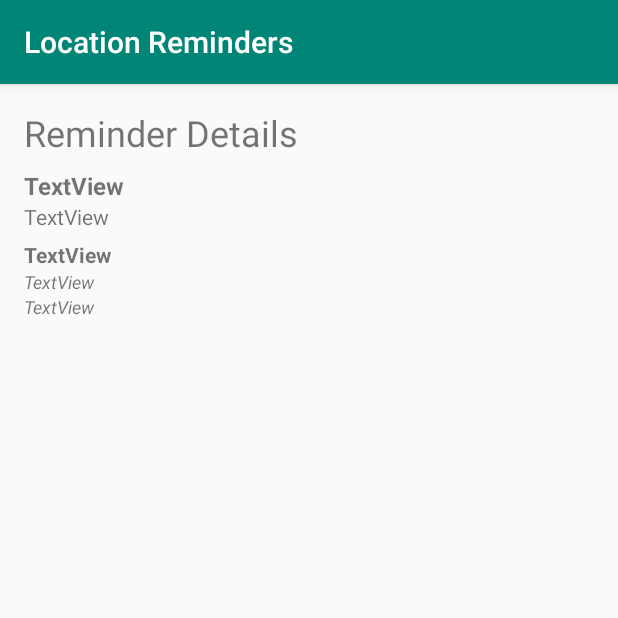
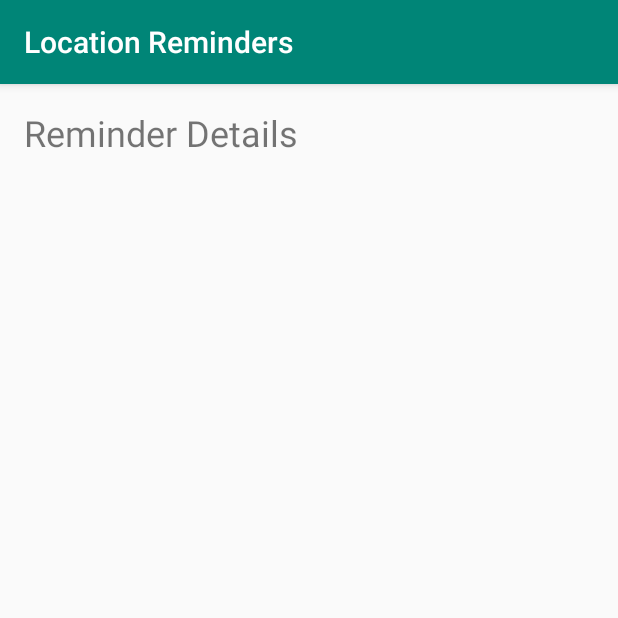
Before and after one commit to apigeoneer/app_Location_Reminder, an Android app: the ReminderDescriptionActivity screen opened directly, with no data from a screen before it, on a phone screen of 412 x 824 dp, the top half of it. Run offline under Robolectric (Android 15) with nearby library versions, the phone set to English and light mode, and no system bars; our stand-ins replace data binding.

Commit message:
minor changes

```diff
--- a/app/src/main/res/layout/activity_authentication.xml
+++ b/app/src/main/res/layout/activity_authentication.xml
@@ -24,7 +24,7 @@
             android:layout_width="0dp"
             android:layout_height="wrap_content"
             android:background="#9C27B0"
-            android:text="Login"
+            android:text="@string/login"
             android:textColor="@color/white"
             app:layout_constraintBottom_toBottomOf="parent"
             app:layout_constraintEnd_toEndOf="parent"
--- a/app/src/main/res/layout/activity_reminder_description.xml
+++ b/app/src/main/res/layout/activity_reminder_description.xml
@@ -22,14 +22,14 @@
             android:layout_width="match_parent"
             android:layout_height="wrap_content"
             android:paddingBottom="8dp"
-            android:text="Reminder Details"
+            android:text="@string/reminder_details"
             android:textSize="24sp" />
 
         <TextView
             android:id="@+id/title_tv"
             android:layout_width="match_parent"
             android:layout_height="wrap_content"
-            android:text="TextView"
+            android:text=""
             android:textSize="16sp"
             android:textStyle="bold" />
 
@@ -37,21 +37,21 @@
             android:id="@+id/desc_tv"
             android:layout_width="match_parent"
             android:layout_height="wrap_content"
-            android:text="TextView" />
+            android:text="" />
 
         <TextView
             android:id="@+id/location_tv"
             android:layout_width="match_parent"
             android:layout_height="wrap_content"
             android:layout_marginTop="6dp"
-            android:text="TextView"
+            android:text=""
             android:textStyle="bold" />
 
         <TextView
             android:id="@+id/latitude_tv"
             android:layout_width="match_parent"
             android:layout_height="wrap_content"
-            android:text="TextView"
+            android:text=""
             android:textSize="12sp"
             android:textStyle="italic" />
 
@@ -59,7 +59,7 @@
             android:id="@+id/longitude_tv"
             android:layout_width="match_parent"
             android:layout_height="wrap_content"
-            android:text="TextView"
+            android:text=""
             android:textSize="12sp"
             android:textStyle="italic" />
     </LinearLayout>
--- a/app/src/main/res/layout/activity_reminders.xml
+++ b/app/src/main/res/layout/activity_reminders.xml
@@ -6,7 +6,7 @@
     android:layout_height="match_parent"
     tools:context=".locationreminders.RemindersActivity">
 
-        <fragment
+        <androidx.fragment.app.FragmentContainerView
             android:id="@+id/nav_host_fragment"
             android:name="androidx.navigation.fragment.NavHostFragment"
             android:layout_width="match_parent"
--- a/app/src/main/res/layout/fragment_select_location.xml
+++ b/app/src/main/res/layout/fragment_select_location.xml
@@ -4,7 +4,6 @@
     xmlns:tools="http://schemas.android.com/tools">
 
     <data>
-
         <variable
             name="viewModel"
             type="com.udacity.project4.locationreminders.savereminder.SaveReminderViewModel" />
@@ -15,7 +14,7 @@
         android:layout_height="match_parent">
         <!-- The map fragment is for the user to select the location -->
 
-        <fragment
+        <androidx.fragment.app.FragmentContainerView
             android:id="@+id/map"
             android:name="com.google.android.gms.maps.SupportMapFragment"
             android:layout_width="match_parent"
--- a/app/src/main/res/layout/it_reminder.xml
+++ b/app/src/main/res/layout/it_reminder.xml
@@ -4,7 +4,6 @@
     xmlns:tools="http://schemas.android.com/tools">
 
     <data>
-
         <variable
             name="item"
             type="com.udacity.project4.locationreminders.reminderslist.ReminderDataItem" />
--- a/app/src/main/res/values/strings.xml
+++ b/app/src/main/res/values/strings.xml
@@ -10,7 +10,6 @@
     <string name="reminder_saved">Reminder Saved !</string>
     <string name="logout">Logout</string>
     <string name="welcome_to_the_location_reminder_app">Welcome to the location reminder app</string>
-    <string name="login">Login</string>
     <string name="title_activity_maps">Map</string>
     <string name="normal_map">Normal Map</string>
     <string name="hybrid_map">Hybrid Map</string>
@@ -42,4 +41,8 @@
     <string name="error_adding_geofence">Error Happened, Can\'t Add Geofence</string>
 
     <string name="google_maps_API_KEY">AIzaSyB3FnPxPEw8gCTgyQbNVIhpW1uNAKJuP9M</string>
+    <string name="login">Login</string>
+    <string name="reminder_details">Reminder Details</string>
+    <string name="add_reminder_fab">Add reminder fab</string>
+    <string name="save_reminder_fab">Save reminder fab</string>
 </resources>
```
Also changed, not shown: app/src/main/res/layout/fragment_reminders.xml (+4 -4 lines), app/src/main/res/layout/fragment_save_reminder.xml (+11 -6 lines).
